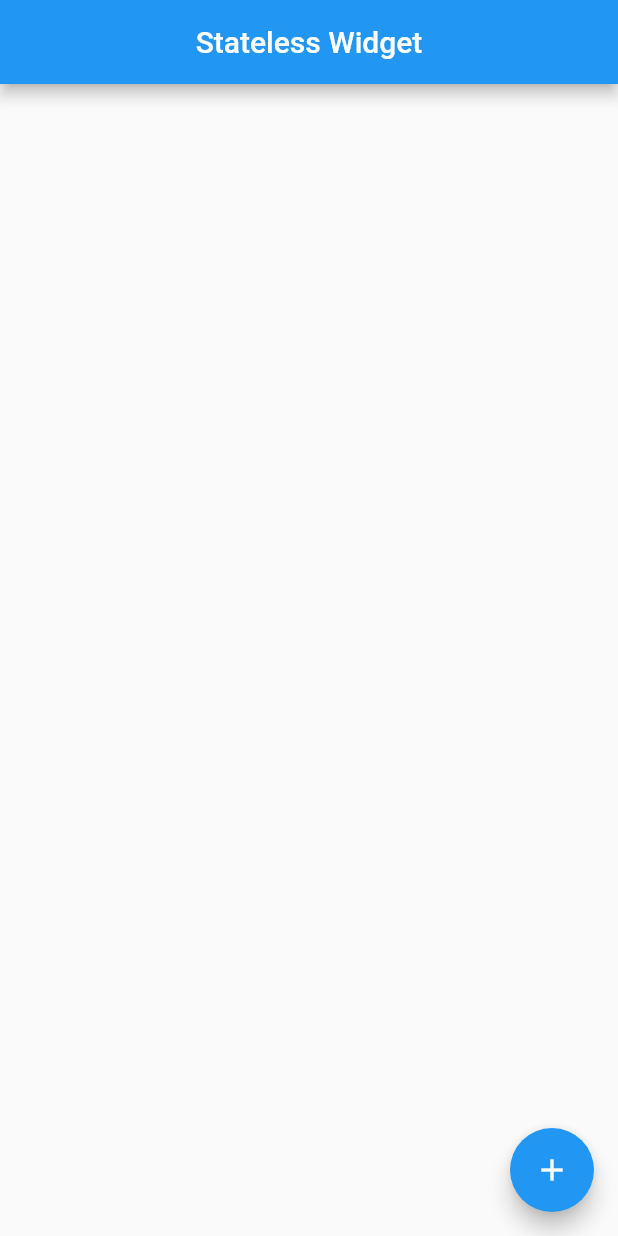
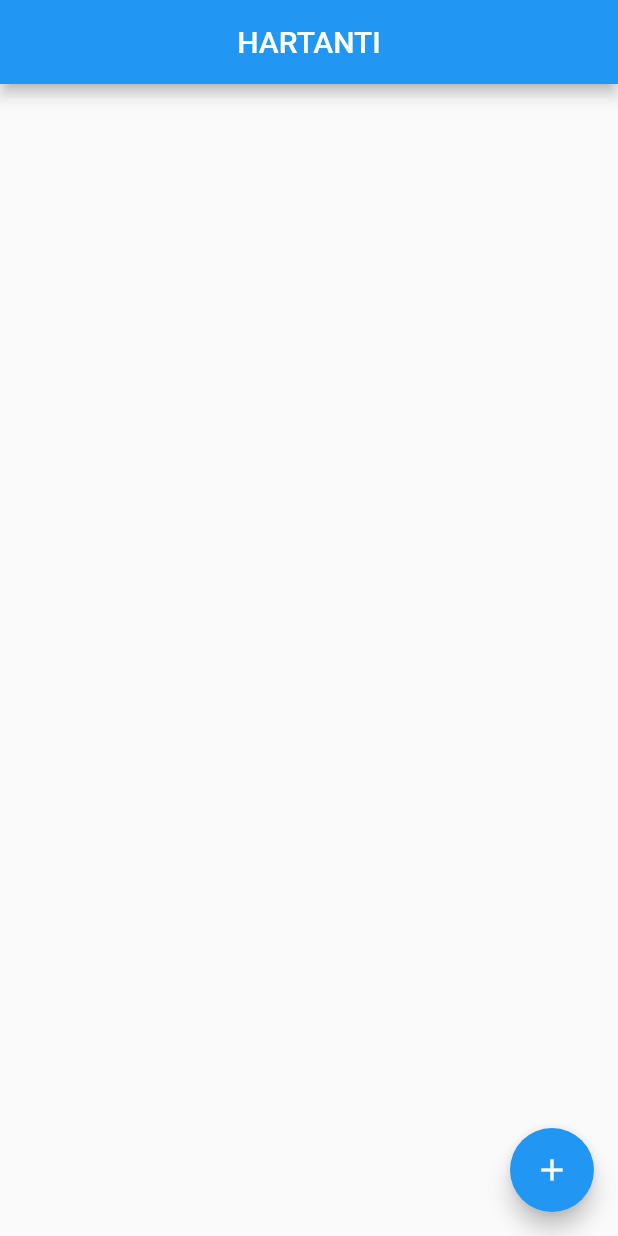
Before and after one commit to hartanti22/hartantigenap, a Flutter app: the screen it shows after launch, on a phone screen of 412 x 824 dp. Run offline on Flutter 3.47's test engine with Material 2 defaults, Android fonts, the phone set to English and light mode, and no system bars.

Commit message:
Update statefull.dart

```diff
--- a/lib/statefull.dart
+++ b/lib/statefull.dart
@@ -44,7 +44,7 @@ class _AppStatefullState extends State<AppStatefull> {
         ),
         appBar: AppBar(
           centerTitle: true,
-          title: Text('Stateless Widget'),
+          title: Text('HARTANTI'),
         ),
         body: Center(
           child: Text(
```
